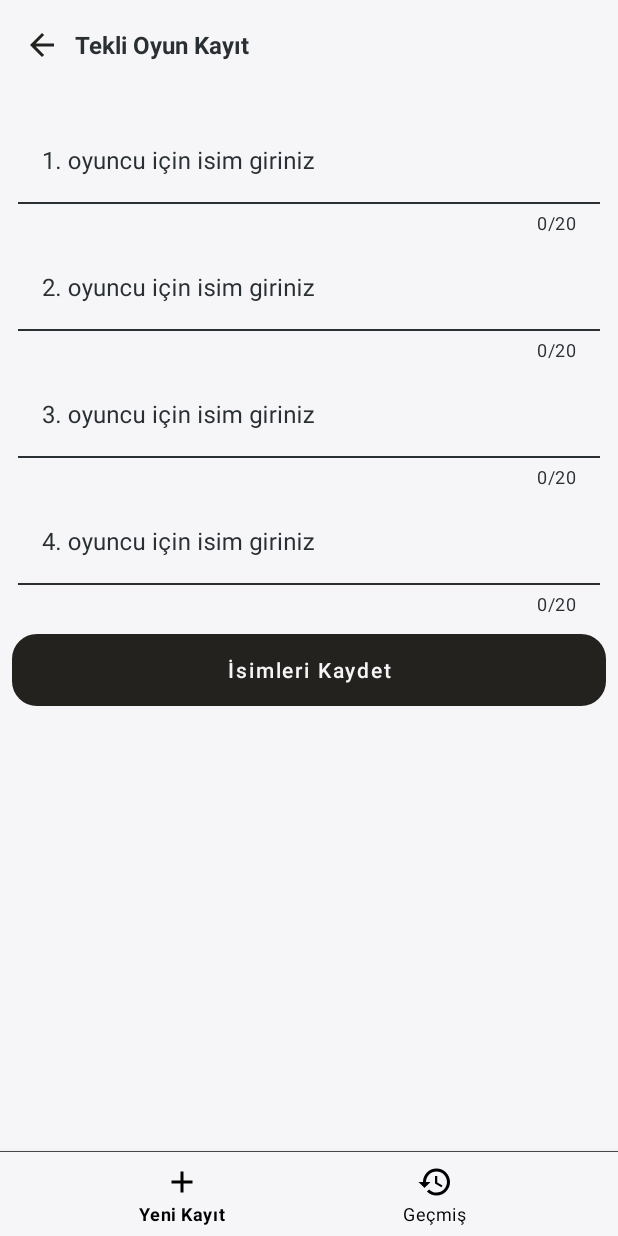
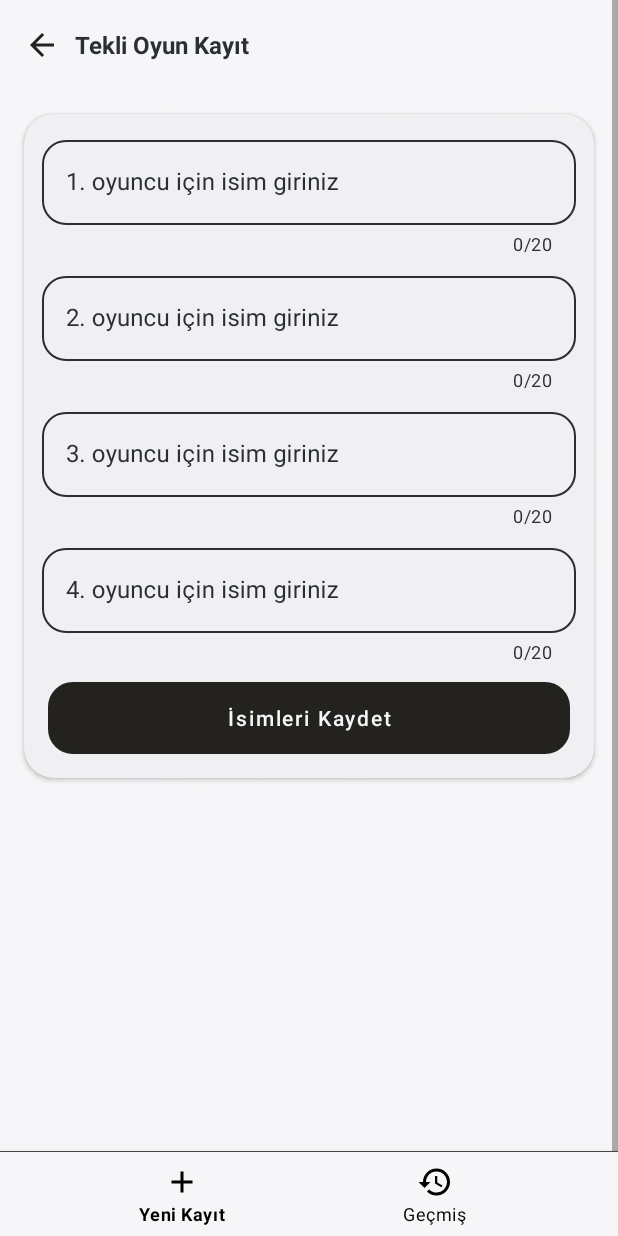
Before and after one commit to keremkulac/OkeyScore, an Android app: the SaveSingleGameFragment screen opened through its navigation route, on a phone screen of 412 x 824 dp. Run offline under Robolectric (Android 15) with nearby library versions, the phone set to English and light mode, and no system bars; our stand-ins replace Dagger/Hilt's generated code, Room's generated code; libraries missing offline, so code that uses them is left out: com.tbuonomo.viewpagerdotsindicator.

Commit message:
Oyun ekleme ekranlarında değişiklikler yapıldı

```diff
--- a/app/src/main/java/com/keremkulac/okeyscore/presentation/ui/savePartnerGame/SavePartnerGameFragment.kt
+++ b/app/src/main/java/com/keremkulac/okeyscore/presentation/ui/savePartnerGame/SavePartnerGameFragment.kt
@@ -59,9 +59,7 @@ class SavePartnerGameFragment : Fragment(R.layout.fragment_save_partner_game)  {
                 if(viewModel.sameNamesCheck(playerNames())){
                     requireContext().toast(requireContext().getString(R.string.enter_different_names), R.drawable.ic_warning)
                 }else{
-                    binding.team1NameEntryHint.visibility = View.GONE
-                    binding.team2NameEntryHint.visibility = View.GONE
-                    binding.confirmNames.visibility = View.GONE
+                    binding.cardView.visibility = View.GONE
                     binding.newRound.visibility = View.VISIBLE
                     binding.saveGame.visibility = View.VISIBLE
                     binding.team1Name.visibility = View.VISIBLE
--- a/app/src/main/java/com/keremkulac/okeyscore/presentation/ui/saveSingleGame/SaveSingleGameFragment.kt
+++ b/app/src/main/java/com/keremkulac/okeyscore/presentation/ui/saveSingleGame/SaveSingleGameFragment.kt
@@ -73,11 +73,7 @@ class SaveSingleGameFragment : Fragment(R.layout.fragment_save_single_game) {
                 if(viewModel.sameNamesCheck(playerNames())){
                     requireContext().toast(requireContext().getString(R.string.enter_different_names), R.drawable.ic_warning)
                 }else{
-                    binding.player1NameEntryHint.visibility = View.GONE
-                    binding.player2NameEntryHint.visibility = View.GONE
-                    binding.player3NameEntryHint.visibility = View.GONE
-                    binding.player4NameEntryHint.visibility = View.GONE
-                    binding.confirmNames.visibility = View.GONE
+                    binding.cardView.visibility = View.GONE
                     binding.newRound.visibility = View.VISIBLE
                     binding.saveGame.visibility = View.VISIBLE
                     binding.scoreLayout.visibility = View.VISIBLE
--- a/app/src/main/res/layout/fragment_save_single_game.xml
+++ b/app/src/main/res/layout/fragment_save_single_game.xml
@@ -42,20 +42,28 @@
             </RelativeLayout>
         </androidx.appcompat.widget.Toolbar>
 
+        <androidx.cardview.widget.CardView
+            android:id="@+id/cardView"
+            android:layout_width="match_parent"
+            android:layout_height="wrap_content"
+            android:layout_margin="16dp"
+            android:backgroundTint="@color/settings_card_background_color"
+            app:cardCornerRadius="20dp"
+            app:layout_constraintEnd_toEndOf="parent"
+            app:layout_constraintStart_toStartOf="parent"
+            app:layout_constraintTop_toBottomOf="@+id/toolBar">
+
+            <androidx.constraintlayout.widget.ConstraintLayout
+                android:layout_width="match_parent"
+                android:layout_height="wrap_content"
+                android:padding="8dp">
+
                 <com.google.android.material.textfield.TextInputLayout
                     android:id="@+id/player1NameEntryHint"
                     style="@style/SingleGameTextInputLayoutStyle"
-            android:layout_marginTop="16dp"
                     android:hint="@string/enter_player1_name"
-            app:boxStrokeColor="@color/text_input_layout_box_stroke_color"
-            app:counterEnabled="true"
-            app:counterMaxLength="20"
-            app:hintTextColor="@color/text_input_layout_hint_color"
-            app:counterTextColor="@color/text_input_layout_counter_text_color"
-            app:errorEnabled="true"
-            app:layout_constraintEnd_toEndOf="parent"
                     app:layout_constraintStart_toStartOf="parent"
-            app:layout_constraintTop_toBottomOf="@+id/toolBar">
+                    app:layout_constraintTop_toTopOf="parent">
 
                     <com.google.android.material.textfield.TextInputEditText
                         android:id="@+id/player1NameEntry"
@@ -69,15 +77,9 @@
                     android:id="@+id/player2NameEntryHint"
                     style="@style/SingleGameTextInputLayoutStyle"
                     android:hint="@string/enter_player2_name"
-            app:boxStrokeColor="@color/text_input_layout_box_stroke_color"
-            app:counterEnabled="true"
-            app:counterMaxLength="20"
-            app:hintTextColor="@color/text_input_layout_hint_color"
-            app:counterTextColor="@color/text_input_layout_counter_text_color"
-            app:errorEnabled="true"
                     app:layout_constraintEnd_toEndOf="parent"
                     app:layout_constraintStart_toStartOf="parent"
-            app:layout_constraintTop_toBottomOf="@+id/player1NameEntryHint">
+                    app:layout_constraintTop_toBottomOf="@id/player1NameEntryHint">
 
                     <com.google.android.material.textfield.TextInputEditText
                         android:id="@+id/player2NameEntry"
@@ -90,15 +92,9 @@
                     android:id="@+id/player3NameEntryHint"
                     style="@style/SingleGameTextInputLayoutStyle"
                     android:hint="@string/enter_player3_name"
-            app:boxStrokeColor="@color/text_input_layout_hint_color"
-            app:counterEnabled="true"
-            app:counterMaxLength="20"
-            app:hintTextColor="@color/text_input_layout_hint_color"
-            app:counterTextColor="@color/text_input_layout_counter_text_color"
-            app:errorEnabled="true"
                     app:layout_constraintEnd_toEndOf="parent"
                     app:layout_constraintStart_toStartOf="parent"
-            app:layout_constraintTop_toBottomOf="@+id/player2NameEntryHint">
+                    app:layout_constraintTop_toBottomOf="@id/player2NameEntryHint">
 
                     <com.google.android.material.textfield.TextInputEditText
                         android:id="@+id/player3NameEntry"
@@ -112,15 +108,9 @@
                     android:id="@+id/player4NameEntryHint"
                     style="@style/SingleGameTextInputLayoutStyle"
                     android:hint="@string/enter_player4_name"
-            app:boxStrokeColor="@color/text_input_layout_hint_color"
-            app:counterEnabled="true"
-            app:counterMaxLength="20"
-            app:hintTextColor="@color/text_input_layout_hint_color"
-            app:counterTextColor="@color/text_input_layout_counter_text_color"
-            app:errorEnabled="true"
                     app:layout_constraintEnd_toEndOf="parent"
                     app:layout_constraintStart_toStartOf="parent"
-            app:layout_constraintTop_toBottomOf="@+id/player3NameEntryHint">
+                    app:layout_constraintTop_toBottomOf="@id/player3NameEntryHint">
 
                     <com.google.android.material.textfield.TextInputEditText
                         android:id="@+id/player4NameEntry"
@@ -136,9 +126,13 @@
                     android:text="@string/save_names"
                     android:textAllCaps="false"
                     android:visibility="visible"
+                    app:layout_constraintBottom_toBottomOf="parent"
                     app:layout_constraintEnd_toEndOf="parent"
                     app:layout_constraintStart_toStartOf="parent"
                     app:layout_constraintTop_toBottomOf="@+id/player4NameEntryHint" />
+
+            </androidx.constraintlayout.widget.ConstraintLayout>
+        </androidx.cardview.widget.CardView>
 
         <TextView
             android:id="@+id/playerNameTitle"
@@ -148,7 +142,7 @@
             android:visibility="invisible"
             app:layout_constraintEnd_toEndOf="parent"
             app:layout_constraintStart_toStartOf="parent"
-            app:layout_constraintTop_toBottomOf="@+id/confirmNames"
+            app:layout_constraintTop_toBottomOf="@+id/cardView"
             app:drawableStartCompat="@drawable/ic_player" />
 
         <com.google.android.material.textfield.TextInputLayout
--- a/app/src/main/res/values/styles.xml
+++ b/app/src/main/res/values/styles.xml
@@ -25,30 +25,36 @@
     </style>
 
 
-    <style name="SingleGameTextInputLayoutStyle" parent="Widget.MaterialComponents.TextInputLayout.FilledBox">
+    <style name="SingleGameTextInputLayoutStyle" parent="Widget.MaterialComponents.TextInputLayout.OutlinedBox">
         <item name="android:layout_width">match_parent</item>
         <item name="android:layout_height">wrap_content</item>
-        <item name="android:background">@color/main_background_color</item>
+        <item name="android:background">@android:color/transparent</item>
         <item name="android:textColor">@color/text_input_layout_text_color</item>
         <item name="android:textColorHint">@color/text_input_layout_hint_color</item>
         <item name="android:backgroundTint">@color/main_background_color</item>
         <item name="android:padding">4dp</item>
         <item name="android:textStyle">bold</item>
         <item name="boxStrokeWidth">1dp</item>
-        <item name="android:layout_marginStart">8dp</item>
-        <item name="android:layout_marginEnd">8dp</item>
+        <item name="boxCornerRadiusBottomStart">16dp</item>
+        <item name="boxCornerRadiusTopEnd">16dp</item>
+        <item name="boxCornerRadiusTopStart">16dp</item>
+        <item name="boxCornerRadiusBottomEnd">16dp</item>
+        <item name="boxStrokeColor">@color/text_input_layout_box_stroke_color</item>
+        <item name="counterEnabled">true</item>
+        <item name="counterMaxLength">20</item>
+        <item name="counterTextColor">@color/text_input_layout_counter_text_color</item>
+        <item name="errorEnabled">true</item>
+        <item name="hintTextColor">@color/text_input_layout_hint_color</item>
 
     </style>
 
     <style name="SingleGameTextInputEditTextStyle"  >
         <item name="android:layout_width">match_parent</item>
         <item name="android:layout_height">wrap_content</item>
-        <item name="android:background">@color/main_background_color</item>
-        <item name="android:backgroundTint">@color/main_background_color</item>
+        <item name="android:backgroundTint">@android:color/transparent</item>
         <item name="android:textColor">@color/score_text_color</item>
         <item name="android:textColorHint">@color/score_text_color</item>
         <item name="android:inputType">numberSigned</item>
-
     </style>
 
     <style name="ButtonStyle" parent="Widget.MaterialComponents.Button">
```
Also changed, not shown: app/src/main/res/layout/fragment_save_partner_game.xml (+22 -18 lines). Lines whose indentation alone changed are shown as unchanged.
